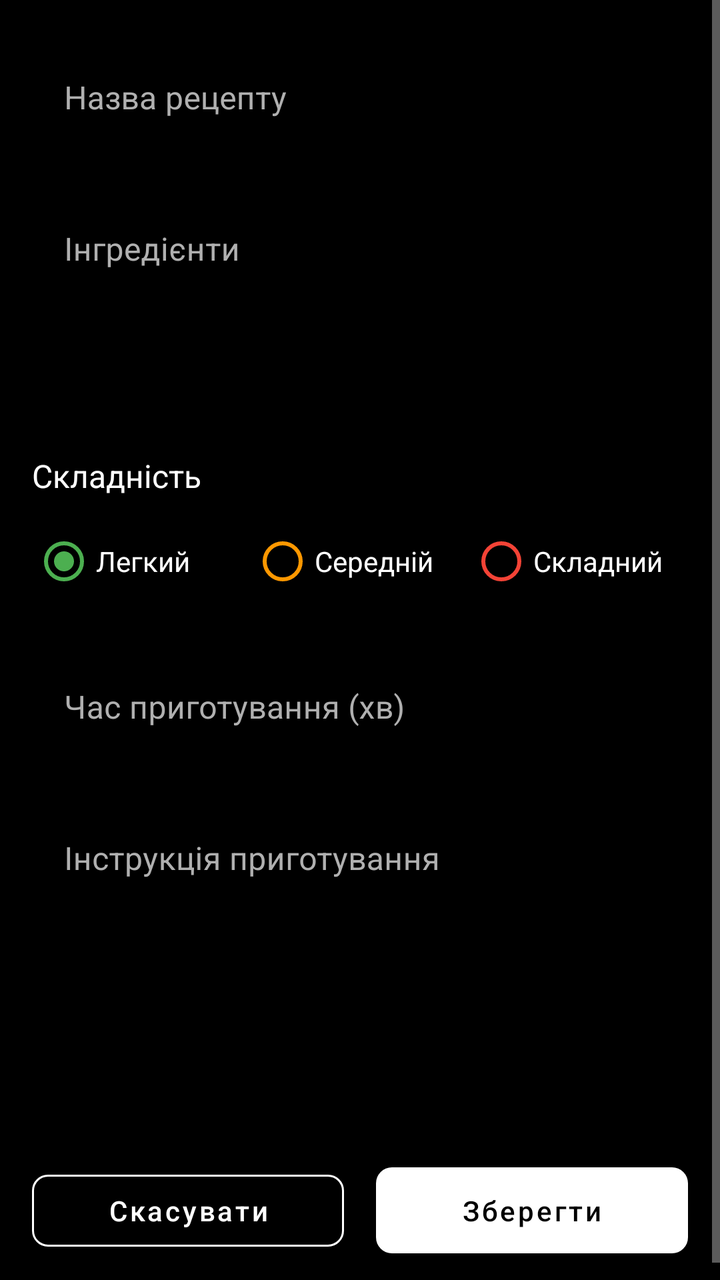
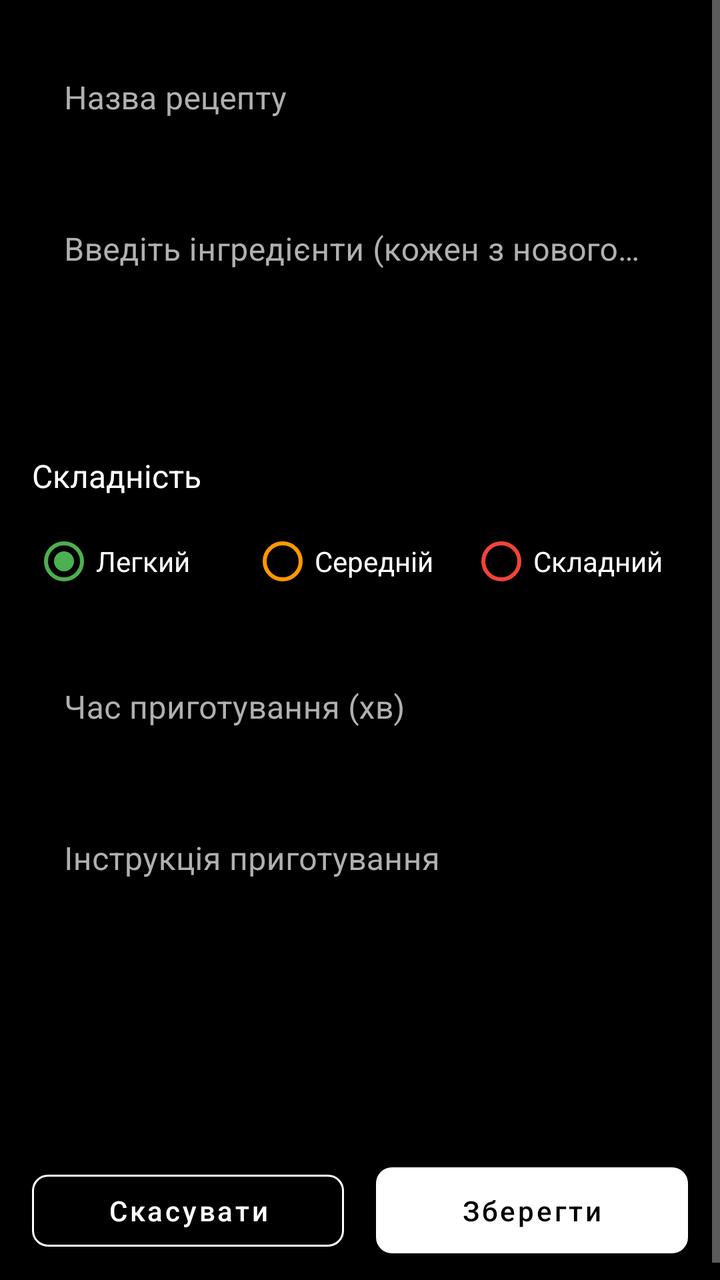

An Android layout rendered at two revisions. The XML below is the earlier revision; the diff shows what the commit changed to produce the second picture.
<!-- AndroidManifest.xml: application theme Theme.Recipemanager -->
<!-- res/layout/activity_add_recipe.xml -->
<?xml version="1.0" encoding="utf-8"?>
<ScrollView xmlns:android="http://schemas.android.com/apk/res/android"
    xmlns:app="http://schemas.android.com/apk/res-auto"
    android:layout_width="match_parent"
    android:layout_height="match_parent"
    android:background="@color/black"
    android:fillViewport="true">

    <androidx.constraintlayout.widget.ConstraintLayout
        android:layout_width="match_parent"
        android:layout_height="wrap_content"
        android:padding="16dp">

        <com.google.android.material.textfield.TextInputLayout
            android:id="@+id/nameInputLayout"
            style="@style/CustomEditText"
            android:layout_width="0dp"
            android:layout_height="wrap_content"
            android:hint="@string/recipe_name"
            app:layout_constraintEnd_toEndOf="parent"
            app:layout_constraintStart_toStartOf="parent"
            app:layout_constraintTop_toTopOf="parent">

            <com.google.android.material.textfield.TextInputEditText
                android:id="@+id/nameEditText"
                android:layout_width="match_parent"
                android:layout_height="wrap_content"
                android:inputType="textCapSentences"
                android:maxLines="2"
                android:textColor="@color/text_primary" />

        </com.google.android.material.textfield.TextInputLayout>

        <com.google.android.material.textfield.TextInputLayout
            android:id="@+id/ingredientsInputLayout"
            style="@style/CustomEditText"
            android:layout_width="0dp"
            android:layout_height="wrap_content"
            android:layout_marginTop="16dp"
            android:hint="@string/ingredients"
            app:layout_constraintEnd_toEndOf="parent"
            app:layout_constraintStart_toStartOf="parent"
            app:layout_constraintTop_toBottomOf="@id/nameInputLayout">

            <com.google.android.material.textfield.TextInputEditText
                android:id="@+id/ingredientsEditText"
                android:layout_width="match_parent"
                android:layout_height="wrap_content"
                android:gravity="top"
                android:hint="@string/ingredients_hint"
                android:inputType="textMultiLine|textCapSentences"
                android:minLines="4"
                android:textColor="@color/text_primary" />

        </com.google.android.material.textfield.TextInputLayout>

        <TextView
            android:id="@+id/difficultyLabel"
            android:layout_width="wrap_content"
            android:layout_height="wrap_content"
            android:layout_marginTop="16dp"
            android:text="@string/difficulty"
            android:textColor="@color/text_primary"
            android:textSize="16sp"
            app:layout_constraintStart_toStartOf="parent"
            app:layout_constraintTop_toBottomOf="@id/ingredientsInputLayout" />

        <RadioGroup
            android:id="@+id/difficultyRadioGroup"
            android:layout_width="0dp"
            android:layout_height="wrap_content"
            android:layout_marginTop="8dp"
            android:orientation="horizontal"
            app:layout_constraintEnd_toEndOf="parent"
            app:layout_constraintStart_toStartOf="parent"
            app:layout_constraintTop_toBottomOf="@id/difficultyLabel">

            <RadioButton
                android:id="@+id/easyRadioButton"
                android:layout_width="0dp"
                android:layout_height="wrap_content"
                android:layout_weight="1"
                android:text="@string/difficulty_easy"
                android:textColor="@color/text_primary"
                android:buttonTint="@color/difficulty_easy"
                android:checked="true" />

            <RadioButton
                android:id="@+id/mediumRadioButton"
                android:layout_width="0dp"
                android:layout_height="wrap_content"
                android:layout_weight="1"
                android:text="@string/difficulty_medium"
                android:textColor="@color/text_primary"
                android:buttonTint="@color/difficulty_medium" />

            <RadioButton
                android:id="@+id/hardRadioButton"
                android:layout_width="0dp"
                android:layout_height="wrap_content"
                android:layout_weight="1"
                android:text="@string/difficulty_hard"
                android:textColor="@color/text_primary"
                android:buttonTint="@color/difficulty_hard" />

        </RadioGroup>

        <com.google.android.material.textfield.TextInputLayout
            android:id="@+id/timeInputLayout"
            style="@style/CustomEditText"
            android:layout_width="0dp"
            android:layout_height="wrap_content"
            android:layout_marginTop="16dp"
            android:hint="@string/cooking_time"
            app:layout_constraintEnd_toEndOf="parent"
            app:layout_constraintStart_toStartOf="parent"
            app:layout_constraintTop_toBottomOf="@id/difficultyRadioGroup"
            app:suffixText="хв">

            <com.google.android.material.textfield.TextInputEditText
                android:id="@+id/timeEditText"
                android:layout_width="match_parent"
                android:layout_height="wrap_content"
                android:hint="@string/cooking_time_hint"
                android:inputType="number"
                android:textColor="@color/text_primary" />

        </com.google.android.material.textfield.TextInputLayout>

        <com.google.android.material.textfield.TextInputLayout
            android:id="@+id/instructionsInputLayout"
            style="@style/CustomEditText"
            android:layout_width="0dp"
            android:layout_height="wrap_content"
            android:layout_marginTop="16dp"
            android:hint="@string/instructions"
            app:layout_constraintEnd_toEndOf="parent"
            app:layout_constraintStart_toStartOf="parent"
            app:layout_constraintTop_toBottomOf="@id/timeInputLayout">

            <com.google.android.material.textfield.TextInputEditText
                android:id="@+id/instructionsEditText"
                android:layout_width="match_parent"
                android:layout_height="wrap_content"
                android:gravity="top"
                android:hint="@string/instructions_hint"
                android:inputType="textMultiLine|textCapSentences"
                android:minLines="6"
                android:textColor="@color/text_primary" />

        </com.google.android.material.textfield.TextInputLayout>

        <LinearLayout
            android:layout_width="0dp"
            android:layout_height="wrap_content"
            android:layout_marginTop="24dp"
            android:orientation="horizontal"
            android:weightSum="2"
            app:layout_constraintEnd_toEndOf="parent"
            app:layout_constraintStart_toStartOf="parent"
            app:layout_constraintTop_toBottomOf="@id/instructionsInputLayout">

            <Button
                android:id="@+id/cancelButton"
                style="@style/SecondaryButton"
                android:layout_width="0dp"
                android:layout_height="wrap_content"
                android:layout_marginEnd="8dp"
                android:layout_weight="1"
                android:text="@string/cancel" />

            <Button
                android:id="@+id/saveButton"
                style="@style/PrimaryButton"
                android:layout_width="0dp"
                android:layout_height="wrap_content"
                android:layout_marginStart="8dp"
                android:layout_weight="1"
                android:text="@string/save" />

        </LinearLayout>

    </androidx.constraintlayout.widget.ConstraintLayout>

</ScrollView>
<!-- resources referenced by this layout -->
<resources>
  <color name="black">#000000</color>
  <color name="difficulty_easy">#4CAF50</color>
  <color name="difficulty_hard">#F44336</color>
  <color name="difficulty_medium">#FF9800</color>
  <color name="text_primary">#FFFFFF</color>
  <string name="cancel">Скасувати</string>
  <string name="cooking_time">Час приготування (хв)</string>
  <string name="cooking_time_hint">60</string>
  <string name="difficulty">Складність</string>
  <string name="difficulty_easy">Легкий</string>
  <string name="difficulty_hard">Складний</string>
  <string name="difficulty_medium">Середній</string>
  <string name="ingredients">Інгредієнти</string>
  <string name="ingredients_hint">Введіть інгредієнти (кожен з нового рядка)</string>
  <string name="instructions">Інструкція приготування</string>
  <string name="instructions_hint">Опишіть процес приготування</string>
  <string name="recipe_name">Назва рецепту</string>
  <string name="save">Зберегти</string>
  <style name="CustomEditText" parent="Widget.MaterialComponents.TextInputLayout.OutlinedBox">
          <item name="boxStrokeColor">@color/white</item>
          <item name="hintTextColor">@color/text_secondary</item>
          <item name="android:textColorHint">@color/text_secondary</item>
      </style>
  <style name="PrimaryButton" parent="Widget.MaterialComponents.Button">
          <item name="backgroundTint">@color/white</item>
          <item name="android:textColor">@color/black</item>
          <item name="cornerRadius">8dp</item>
          <item name="android:textAllCaps">false</item>
          <item name="android:paddingTop">12dp</item>
          <item name="android:paddingBottom">12dp</item>
      </style>
  <style name="SecondaryButton" parent="Widget.MaterialComponents.Button.OutlinedButton">
          <item name="strokeColor">@color/white</item>
          <item name="android:textColor">@color/white</item>
          <item name="cornerRadius">8dp</item>
          <item name="android:textAllCaps">false</item>
      </style>
  <style name="Theme.Recipemanager" parent="Theme.MaterialComponents.DayNight.DarkActionBar">
          
          <item name="colorPrimary">@color/black</item>
          <item name="colorPrimaryVariant">@color/dark_gray</item>
          <item name="colorOnPrimary">@color/white</item>
  
          
          <item name="colorSecondary">@color/white</item>
          <item name="colorSecondaryVariant">@color/light_gray</item>
          <item name="colorOnSecondary">@color/black</item>
  
          
          <item name="android:colorBackground">@color/black</item>
          <item name="colorSurface">@color/dark_gray</item>
          <item name="colorOnBackground">@color/white</item>
          <item name="colorOnSurface">@color/white</item>
  
          
          <item name="android:statusBarColor">@color/black</item>
          <item name="android:windowLightStatusBar">false</item>
  
          
          <item name="android:textColorPrimary">@color/text_primary</item>
          <item name="android:textColorSecondary">@color/text_secondary</item>
  
          
          <item name="actionBarStyle">@style/CustomActionBar</item>
      </style>
  <color name="white">#FFFFFF</color>
  <color name="text_secondary">#B0B0B0</color>
  <color name="dark_gray">#1E1E1E</color>
  <color name="light_gray">#2D2D2D</color>
  <style name="CustomActionBar" parent="Widget.MaterialComponents.ActionBar.Solid">
          <item name="background">@color/black</item>
          <item name="titleTextStyle">@style/ActionBarTitle</item>
          <item name="elevation">4dp</item>
      </style>
  <style name="ActionBarTitle" parent="TextAppearance.AppCompat.Widget.ActionBar.Title">
          <item name="android:textColor">@color/white</item>
          <item name="android:textSize">20sp</item>
      </style>
</resources>

<!-- the commit's change to res/layout/activity_add_recipe.xml (unified diff, before → after) -->
@@ -23,11 +23,11 @@
 
             <com.google.android.material.textfield.TextInputEditText
                 android:id="@+id/nameEditText"
+                style="@style/CustomEditTextInput"
                 android:layout_width="match_parent"
                 android:layout_height="wrap_content"
                 android:inputType="textCapSentences"
-                android:maxLines="2"
-                android:textColor="@color/text_primary" />
+                android:maxLines="2" />
 
         </com.google.android.material.textfield.TextInputLayout>
 
@@ -37,20 +37,19 @@
             android:layout_width="0dp"
             android:layout_height="wrap_content"
             android:layout_marginTop="16dp"
-            android:hint="@string/ingredients"
+            android:hint="@string/ingredients_hint"
             app:layout_constraintEnd_toEndOf="parent"
             app:layout_constraintStart_toStartOf="parent"
             app:layout_constraintTop_toBottomOf="@id/nameInputLayout">
 
             <com.google.android.material.textfield.TextInputEditText
                 android:id="@+id/ingredientsEditText"
+                style="@style/CustomEditTextInput"
                 android:layout_width="match_parent"
                 android:layout_height="wrap_content"
                 android:gravity="top"
-                android:hint="@string/ingredients_hint"
                 android:inputType="textMultiLine|textCapSentences"
-                android:minLines="4"
-                android:textColor="@color/text_primary" />
+                android:minLines="4" />
 
         </com.google.android.material.textfield.TextInputLayout>
 
@@ -119,11 +118,10 @@
 
             <com.google.android.material.textfield.TextInputEditText
                 android:id="@+id/timeEditText"
+                style="@style/CustomEditTextInput"
                 android:layout_width="match_parent"
                 android:layout_height="wrap_content"
-                android:hint="@string/cooking_time_hint"
-                android:inputType="number"
-                android:textColor="@color/text_primary" />
+                android:inputType="number" />
 
         </com.google.android.material.textfield.TextInputLayout>
 
@@ -140,13 +138,12 @@
 
             <com.google.android.material.textfield.TextInputEditText
                 android:id="@+id/instructionsEditText"
+                style="@style/CustomEditTextInput"
                 android:layout_width="match_parent"
                 android:layout_height="wrap_content"
                 android:gravity="top"
-                android:hint="@string/instructions_hint"
                 android:inputType="textMultiLine|textCapSentences"
-                android:minLines="6"
-                android:textColor="@color/text_primary" />
+                android:minLines="6" />
 
         </com.google.android.material.textfield.TextInputLayout>
 
<!-- resource entries referenced after the edit -->
@@ -7,21 +7,22 @@
   <color name="text_primary">#FFFFFF</color>
   <string name="cancel">Скасувати</string>
   <string name="cooking_time">Час приготування (хв)</string>
-  <string name="cooking_time_hint">60</string>
   <string name="difficulty">Складність</string>
   <string name="difficulty_easy">Легкий</string>
   <string name="difficulty_hard">Складний</string>
   <string name="difficulty_medium">Середній</string>
-  <string name="ingredients">Інгредієнти</string>
   <string name="ingredients_hint">Введіть інгредієнти (кожен з нового рядка)</string>
   <string name="instructions">Інструкція приготування</string>
-  <string name="instructions_hint">Опишіть процес приготування</string>
   <string name="recipe_name">Назва рецепту</string>
   <string name="save">Зберегти</string>
   <style name="CustomEditText" parent="Widget.MaterialComponents.TextInputLayout.OutlinedBox">
           <item name="boxStrokeColor">@color/white</item>
           <item name="hintTextColor">@color/text_secondary</item>
           <item name="android:textColorHint">@color/text_secondary</item>
+      </style>
+  <style name="CustomEditTextInput">
+          <item name="android:textCursorDrawable">@null</item>
+          <item name="android:textColor">@color/text_primary</item>
       </style>
   <style name="PrimaryButton" parent="Widget.MaterialComponents.Button">
           <item name="backgroundTint">@color/white</item>
@@ -63,6 +64,9 @@
           <item name="android:textColorSecondary">@color/text_secondary</item>
   
           
+          <item name="colorControlActivated">@color/white</item>
+  
+          
           <item name="actionBarStyle">@style/CustomActionBar</item>
       </style>
   <color name="white">#FFFFFF</color>
